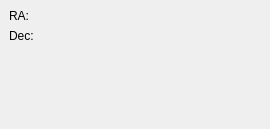
Qt form kstars/tools/argsettargetcoordindi.ui (KDE/kstars) before a commit.
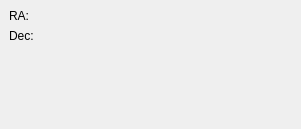
The same form after that commit. Custom widgets are drawn as their Qt base class.

Patch:
```diff
--- a/kstars/tools/argsettargetcoordindi.ui
+++ b/kstars/tools/argsettargetcoordindi.ui
@@ -8,7 +8,7 @@
    <rect>
     <x>0</x>
     <y>0</y>
-    <width>270</width>
+    <width>301</width>
     <height>129</height>
    </rect>
   </property>
@@ -52,7 +52,7 @@
       </layout>
      </item>
      <item>
-      <layout class="QVBoxLayout" >
+      <layout class="QHBoxLayout" >
        <property name="margin" >
         <number>0</number>
        </property>
@@ -67,6 +67,19 @@
        </item>
       </layout>
      </item>
+     <item>
+      <spacer>
+       <property name="orientation" >
+        <enum>Qt::Horizontal</enum>
+       </property>
+       <property name="sizeHint" >
+        <size>
+         <width>40</width>
+         <height>20</height>
+        </size>
+       </property>
+      </spacer>
+     </item>
     </layout>
    </item>
    <item>
@@ -79,8 +92,8 @@
      </property>
      <property name="sizeHint" >
       <size>
-       <width>248</width>
-       <height>16</height>
+       <width>252</width>
+       <height>20</height>
       </size>
      </property>
     </spacer>
@@ -92,7 +105,7 @@
  <customwidgets>
   <customwidget>
    <class>KLineEdit</class>
-   <extends></extends>
+   <extends>QWidget</extends>
    <header>klineedit.h</header>
    <container>0</container>
    <pixmap></pixmap>
```
Left out of the diff: 8 changed lines with no effect on the pictures.
